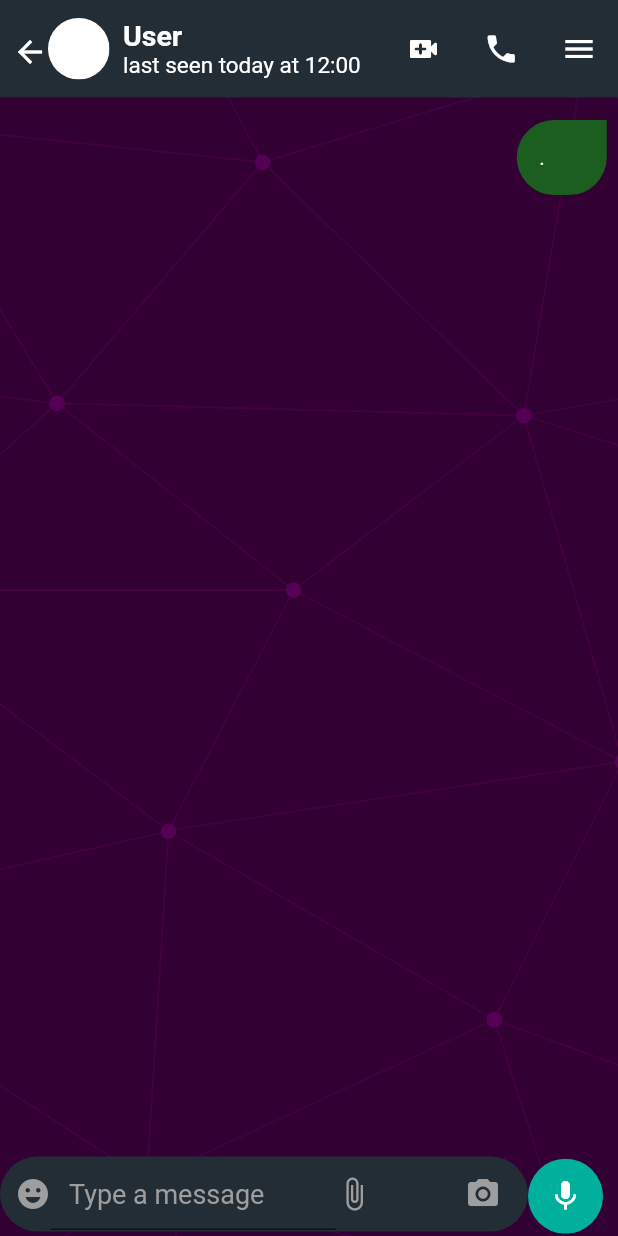
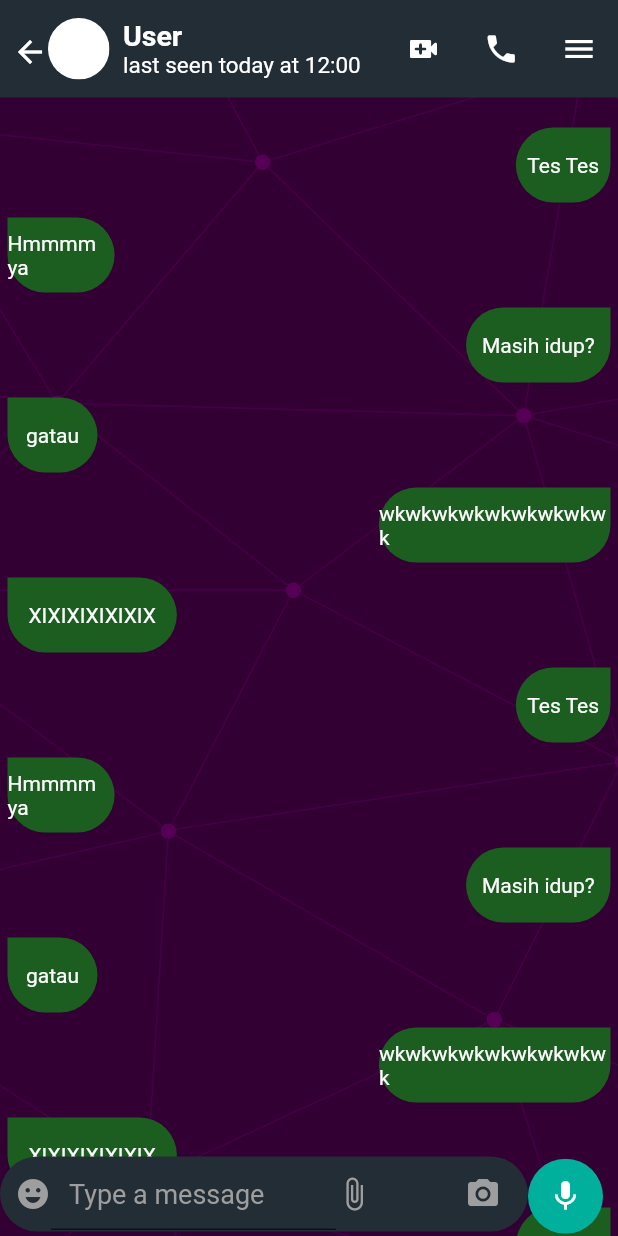
Before and after one commit to arif-pandu/remake_whatsapp, a Flutter app: the ChatExplained screen opened directly, on a phone screen of 412 x 824 dp. Run offline on Flutter 3.47's test engine with Material 2 defaults, Android fonts, the phone set to English and light mode, and no system bars; our stand-ins replace flutter_svg.

Commit message:
adding bubble chat

```diff
--- a/lib/chat_explained.dart
+++ b/lib/chat_explained.dart
@@ -1,12 +1,20 @@
 import 'package:flutter/material.dart';
 import 'package:flutter_svg/flutter_svg.dart';
+import 'package:remake_whatsapp/widget/chat_bubble_left.dart';
+import 'package:remake_whatsapp/widget/chat_bubble_right.dart';
 
 import 'chat.dart';
 
 class ChatExplained extends StatelessWidget {
-  const ChatExplained({Key? key}) : super(key: key);
+  final String bubbleChatRight = "Tes tes dicoba";
+  final TextEditingController messageController = TextEditingController();
 
-  final String bubbleChatRight = ".";
+  // void IconMic() {
+  //   (messageController.text.isEmpty)
+  //       ? Icon(Icons.mic, color: Colors.white)
+  //       : Icon(Icons.mail, color: Colors.white);
+  // }
+
   @override
   Widget build(BuildContext context) {
     return Scaffold(
@@ -31,42 +39,24 @@ class ChatExplained extends StatelessWidget {
                       children: [
                         SizedBox(height: 80),
                         // Single Right Ballon
-                        Row(
-                          mainAxisAlignment: MainAxisAlignment.end,
-                          children: [
-                            Container(
-                              constraints: BoxConstraints(
-                                minWidth: 60,
-                                maxWidth:
-                                    MediaQuery.of(context).size.width - 15,
-                              ),
-                              margin: EdgeInsets.symmetric(horizontal: 7.5),
-                              decoration: BoxDecoration(
-                                color: Colors.green[900],
-                                borderRadius: BorderRadius.only(
-                                  topLeft: Radius.circular(40),
-                                  bottomLeft: Radius.circular(40),
-                                  bottomRight: Radius.circular(40),
-                                ),
-                              ),
-                              height: 50,
-                              width: bubbleChatRight.length * 10,
-                              child: Center(
-                                child: Container(
-                                  constraints: BoxConstraints(
-                                    minWidth: 30,
-                                    maxWidth: 200,
-                                  ),
-                                  color: Colors.transparent,
-                                  child: Text(
-                                    bubbleChatRight,
-                                    style: TextStyle(color: Colors.white),
-                                  ),
-                                ),
-                              ),
-                            ),
-                          ],
-                        ),
+                        BubbleChatRight(bubbleChatRight: "Tes Tes"),
+                        BubbleChatLeft(bubbleChatLeft: "Hmmmm ya"),
+                        BubbleChatRight(bubbleChatRight: "Masih idup?"),
+                        BubbleChatLeft(bubbleChatLeft: "gatau"),
+                        BubbleChatRight(bubbleChatRight: "wkwkwkwkwkwkwkwkwk"),
+                        BubbleChatLeft(bubbleChatLeft: "XIXIXIXIXIXIX"),
+                        BubbleChatRight(bubbleChatRight: "Tes Tes"),
+                        BubbleChatLeft(bubbleChatLeft: "Hmmmm ya"),
+                        BubbleChatRight(bubbleChatRight: "Masih idup?"),
+                        BubbleChatLeft(bubbleChatLeft: "gatau"),
+                        BubbleChatRight(bubbleChatRight: "wkwkwkwkwkwkwkwkwk"),
+                        BubbleChatLeft(bubbleChatLeft: "XIXIXIXIXIXIX"),
+                        BubbleChatRight(bubbleChatRight: "Tes Tes"),
+                        BubbleChatLeft(bubbleChatLeft: "Hmmmm ya"),
+                        BubbleChatRight(bubbleChatRight: "Masih idup?"),
+                        BubbleChatLeft(bubbleChatLeft: "gatau"),
+                        BubbleChatRight(bubbleChatRight: "wkwkwkwkwkwkwkwkwk"),
+                        BubbleChatLeft(bubbleChatLeft: "XIXIXIXIXIXIX"),
                       ],
                     ),
                   ),
@@ -174,6 +164,7 @@ class ChatExplained extends StatelessWidget {
                             Container(
                               width: 190,
                               child: TextField(
+                                controller: messageController,
                                 decoration: InputDecoration(
                                   filled: true,
                                   hintText: "Type a message",
@@ -213,7 +204,9 @@ class ChatExplained extends StatelessWidget {
                             height: 50,
                             width: 50,
                             color: Color.fromARGB(255, 0, 176, 156),
-                            child: Icon(Icons.mic, color: Colors.white),
+                            child: (messageController.text.isEmpty)
+                                ? Icon(Icons.mic, color: Colors.white)
+                                : Icon(Icons.send, color: Colors.white),
                           ),
                         ),
                       ),
@@ -228,3 +221,54 @@ class ChatExplained extends StatelessWidget {
     );
   }
 }
+
+// class BubbleChatRight extends StatelessWidget {
+//   const BubbleChatRight({
+//     Key? key,
+//     required this.bubbleChatRight,
+//   }) : super(key: key);
+
+//   final String bubbleChatRight;
+
+//   @override
+//   Widget build(BuildContext context) {
+//     return Container(
+//       margin: EdgeInsets.symmetric(vertical: 5),
+//       child: Row(
+//         mainAxisAlignment: MainAxisAlignment.end,
+//         children: [
+//           Container(
+//             constraints: BoxConstraints(
+//               minWidth: 60,
+//               maxWidth: MediaQuery.of(context).size.width - 15,
+//             ),
+//             margin: EdgeInsets.symmetric(horizontal: 5),
+//             decoration: BoxDecoration(
+//               color: Colors.green[900],
+//               borderRadius: BorderRadius.only(
+//                 topLeft: Radius.circular(40),
+//                 bottomLeft: Radius.circular(40),
+//                 bottomRight: Radius.circular(40),
+//               ),
+//             ),
+//             height: 50,
+//             width: bubbleChatRight.length * 8.3 + 5,
+//             child: Center(
+//               child: Container(
+//                 constraints: BoxConstraints(
+//                   minWidth: 30,
+//                   maxWidth: 200,
+//                 ),
+//                 color: Colors.transparent,
+//                 child: Text(
+//                   bubbleChatRight,
+//                   style: TextStyle(color: Colors.white),
+//                 ),
+//               ),
+//             ),
+//           ),
+//         ],
+//       ),
+//     );
+//   }
+// }
--- /dev/null
+++ b/lib/widget/chat_bubble_left.dart
@@ -0,0 +1,52 @@
+import 'package:flutter/material.dart';
+
+class BubbleChatLeft extends StatelessWidget {
+  const BubbleChatLeft({
+    Key? key,
+    required this.bubbleChatLeft,
+  }) : super(key: key);
+
+  final String bubbleChatLeft;
+
+  @override
+  Widget build(BuildContext context) {
+    return Container(
+      margin: EdgeInsets.symmetric(vertical: 5),
+      child: Row(
+        mainAxisAlignment: MainAxisAlignment.start,
+        children: [
+          Container(
+            constraints: BoxConstraints(
+              minWidth: 60,
+              maxWidth: MediaQuery.of(context).size.width - 15,
+            ),
+            margin: EdgeInsets.symmetric(horizontal: 5),
+            decoration: BoxDecoration(
+              color: Colors.green[900],
+              borderRadius: BorderRadius.only(
+                topRight: Radius.circular(40),
+                bottomLeft: Radius.circular(40),
+                bottomRight: Radius.circular(40),
+              ),
+            ),
+            height: 50,
+            width: bubbleChatLeft.length * 8.3 + 5,
+            child: Center(
+              child: Container(
+                constraints: BoxConstraints(
+                  minWidth: 30,
+                  maxWidth: 200,
+                ),
+                color: Colors.transparent,
+                child: Text(
+                  bubbleChatLeft,
+                  style: TextStyle(color: Colors.white),
+                ),
+              ),
+            ),
+          ),
+        ],
+      ),
+    );
+  }
+}
--- /dev/null
+++ b/lib/widget/chat_bubble_right.dart
@@ -0,0 +1,52 @@
+import 'package:flutter/material.dart';
+
+class BubbleChatRight extends StatelessWidget {
+  const BubbleChatRight({
+    Key? key,
+    required this.bubbleChatRight,
+  }) : super(key: key);
+
+  final String bubbleChatRight;
+
+  @override
+  Widget build(BuildContext context) {
+    return Container(
+      margin: EdgeInsets.symmetric(vertical: 5),
+      child: Row(
+        mainAxisAlignment: MainAxisAlignment.end,
+        children: [
+          Container(
+            constraints: BoxConstraints(
+              minWidth: 60,
+              maxWidth: MediaQuery.of(context).size.width - 15,
+            ),
+            margin: EdgeInsets.symmetric(horizontal: 5),
+            decoration: BoxDecoration(
+              color: Colors.green[900],
+              borderRadius: BorderRadius.only(
+                topLeft: Radius.circular(40),
+                bottomLeft: Radius.circular(40),
+                bottomRight: Radius.circular(40),
+              ),
+            ),
+            height: 50,
+            width: bubbleChatRight.length * 8.3 + 5,
+            child: Center(
+              child: Container(
+                constraints: BoxConstraints(
+                  minWidth: 30,
+                  maxWidth: 200,
+                ),
+                color: Colors.transparent,
+                child: Text(
+                  bubbleChatRight,
+                  style: TextStyle(color: Colors.white),
+                ),
+              ),
+            ),
+          ),
+        ],
+      ),
+    );
+  }
+}
```
